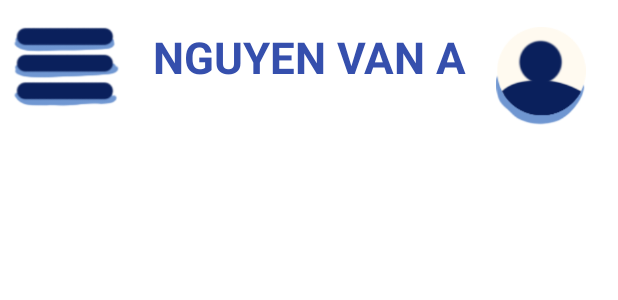
After one commit to CaptainRinoXD/SmartQuiz_Android, an Android app: the layout header.xml on its own in the app's theme, with its tools: preview values and no code run, on a phone screen of 412 x 824 dp. The commit adds this screen. Shown: the top 300 px of the screen. Run offline under Robolectric (Android 15) with nearby library versions, the phone set to English and light mode, and no system bars; Roboto replaces fonts that are not available here.

Commit message:
add float logic for header

```diff
--- /dev/null
+++ b/app/src/main/res/layout/header.xml
@@ -0,0 +1,108 @@
+<?xml version="1.0" encoding="utf-8"?>
+<androidx.constraintlayout.widget.ConstraintLayout xmlns:android="http://schemas.android.com/apk/res/android"
+    xmlns:app="http://schemas.android.com/apk/res-auto"
+    android:layout_width="match_parent"
+    android:layout_height="match_parent">
+
+    <androidx.constraintlayout.widget.ConstraintLayout
+        android:id="@+id/constraintLayout"
+        android:layout_width="match_parent"
+        android:layout_height="94dp"
+        app:layout_constraintBottom_toBottomOf="parent"
+        app:layout_constraintEnd_toEndOf="parent"
+        app:layout_constraintStart_toStartOf="parent"
+        app:layout_constraintTop_toTopOf="parent"
+        app:layout_constraintVertical_bias="0.003">
+
+        <TextView
+            android:id="@+id/user_name"
+            android:layout_width="wrap_content"
+            android:layout_height="wrap_content"
+            android:gravity="center"
+            android:text="Nguyen Van A"
+            android:textAllCaps="true"
+            android:textColor="@color/dark_blue"
+            android:textSize="29dp"
+            android:textStyle="bold"
+            app:layout_constraintBottom_toBottomOf="parent"
+            app:layout_constraintEnd_toEndOf="parent"
+            app:layout_constraintStart_toStartOf="parent"
+            app:layout_constraintTop_toTopOf="parent"
+            app:layout_constraintVertical_bias="0.29" />
+
+        <ImageButton
+            android:id="@+id/registerBtn"
+            android:layout_width="71dp"
+            android:layout_height="53dp"
+            android:layout_marginStart="8dp"
+            android:layout_marginTop="16dp"
+            android:layout_marginEnd="21dp"
+            android:layout_marginBottom="25dp"
+            android:background="@null"
+            android:scaleType="fitCenter"
+            app:layout_constraintBottom_toBottomOf="parent"
+            app:layout_constraintEnd_toStartOf="@+id/user_name"
+            app:layout_constraintStart_toStartOf="parent"
+            app:layout_constraintTop_toTopOf="parent"
+            app:srcCompat="@drawable/menu" />
+
+        <ImageButton
+            android:id="@+id/imageButton4"
+            android:layout_width="69dp"
+            android:layout_height="65dp"
+            android:layout_marginStart="15dp"
+            android:layout_marginTop="16dp"
+            android:layout_marginEnd="17dp"
+            android:layout_marginBottom="13dp"
+            android:background="@null"
+            android:scaleType="fitCenter"
+            app:layout_constraintBottom_toBottomOf="parent"
+            app:layout_constraintEnd_toEndOf="parent"
+            app:layout_constraintStart_toEndOf="@+id/user_name"
+            app:layout_constraintTop_toTopOf="parent"
+            app:srcCompat="@drawable/user" />
+
+    </androidx.constraintlayout.widget.ConstraintLayout>
+
+    <LinearLayout
+        android:id="@+id/floating_menu"
+        android:layout_width="385dp"
+        android:layout_height="690dp"
+        android:layout_margin="16dp"
+        android:layout_marginStart="16dp"
+        android:background="@drawable/white_box"
+        android:elevation="8dp"
+        android:orientation="vertical"
+        android:padding="12dp"
+        android:visibility="gone"
+        app:layout_constraintBottom_toBottomOf="parent"
+        app:layout_constraintStart_toStartOf="parent"
+        app:layout_constraintTop_toTopOf="@+id/constraintLayout">
+
+        <TextView
+            android:id="@+id/menu_home"
+            android:layout_width="224dp"
+            android:layout_height="122dp"
+            android:padding="8dp"
+            android:text="Trang chủ"
+            android:textSize="18sp" />
+
+        <TextView
+            android:id="@+id/menu_test"
+            android:layout_width="223dp"
+            android:layout_height="111dp"
+            android:padding="8dp"
+            android:text="Làm bài"
+            android:textSize="18sp" />
+
+        <TextView
+            android:id="@+id/menu_answer"
+            android:layout_width="222dp"
+            android:layout_height="145dp"
+            android:padding="8dp"
+            android:text="Xem đáp án"
+            android:textSize="18sp" />
+
+    </LinearLayout>
+
+</androidx.constraintlayout.widget.ConstraintLayout>
```
Also changed, not shown: app/src/main/java/com/example/smartquiz/Header_Controller.java (added, +43 -0 lines), app/src/main/java/com/example/smartquiz/ListTestActivity.java (+2 -27 lines), app/src/main/java/com/example/smartquiz/MainActivity.java (+4 -20 lines), app/src/main/res/layout/activity_main.xml (+94 -91 lines).
